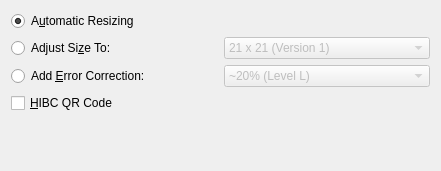
First picture: the form in frontend_qt4/grpQR.ui, repository zint/zint-gpl-only, before the edit.
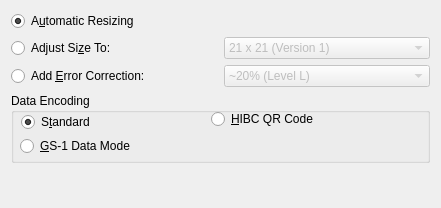
Second picture: the form after the edit.

Commit message: Add GS1data support to QR Code in zint-qt

Patch:
```diff
--- a/frontend_qt4/grpQR.ui
+++ b/frontend_qt4/grpQR.ui
@@ -6,7 +6,7 @@
     <x>0</x>
     <y>0</y>
     <width>441</width>
-    <height>171</height>
+    <height>208</height>
    </rect>
   </property>
   <property name="windowTitle" >
@@ -273,15 +273,69 @@
        </item>
       </widget>
      </item>
-     <item row="3" column="0" >
-      <widget class="QCheckBox" name="chkQRHIBC" >
-       <property name="text" >
-        <string>&amp;HIBC QR Code</string>
-       </property>
-      </widget>
-     </item>
     </layout>
    </item>
+   <item>
+    <widget class="QGroupBox" name="grpAztecMode" >
+     <property name="minimumSize" >
+      <size>
+       <width>0</width>
+       <height>70</height>
+      </size>
+     </property>
+     <property name="title" >
+      <string>Data Encoding</string>
+     </property>
+     <widget class="QRadioButton" name="radQRStand" >
+      <property name="geometry" >
+       <rect>
+        <x>10</x>
+        <y>17</y>
+        <width>102</width>
+        <height>24</height>
+       </rect>
+      </property>
+      <property name="minimumSize" >
+       <size>
+        <width>0</width>
+        <height>0</height>
+       </size>
+      </property>
+      <property name="text" >
+       <string>S&amp;tandard</string>
+      </property>
+      <property name="checked" >
+       <bool>true</bool>
+      </property>
+     </widget>
+     <widget class="QRadioButton" name="radQRHIBC" >
+      <property name="geometry" >
+       <rect>
+        <x>200</x>
+        <y>14</y>
+        <width>142</width>
+        <height>24</height>
+       </rect>
+      </property>
+      <property name="text" >
+       <string>&amp;HIBC QR Code</string>
+      </property>
+     </widget>
+     <widget class="QRadioButton" name="radQRGS1" >
+      <property name="geometry" >
+       <rect>
+        <x>9</x>
+        <y>41</y>
+        <width>151</width>
+        <height>24</height>
+       </rect>
+      </property>
+      <property name="text" >
+       <string>&amp;GS-1 Data Mode</string>
+      </property>
+     </widget>
+    </widget>
+   </item>
    <item>
     <spacer name="verticalSpacer" >
      <property name="orientation" >
```
The commit also changes 1 other file.
